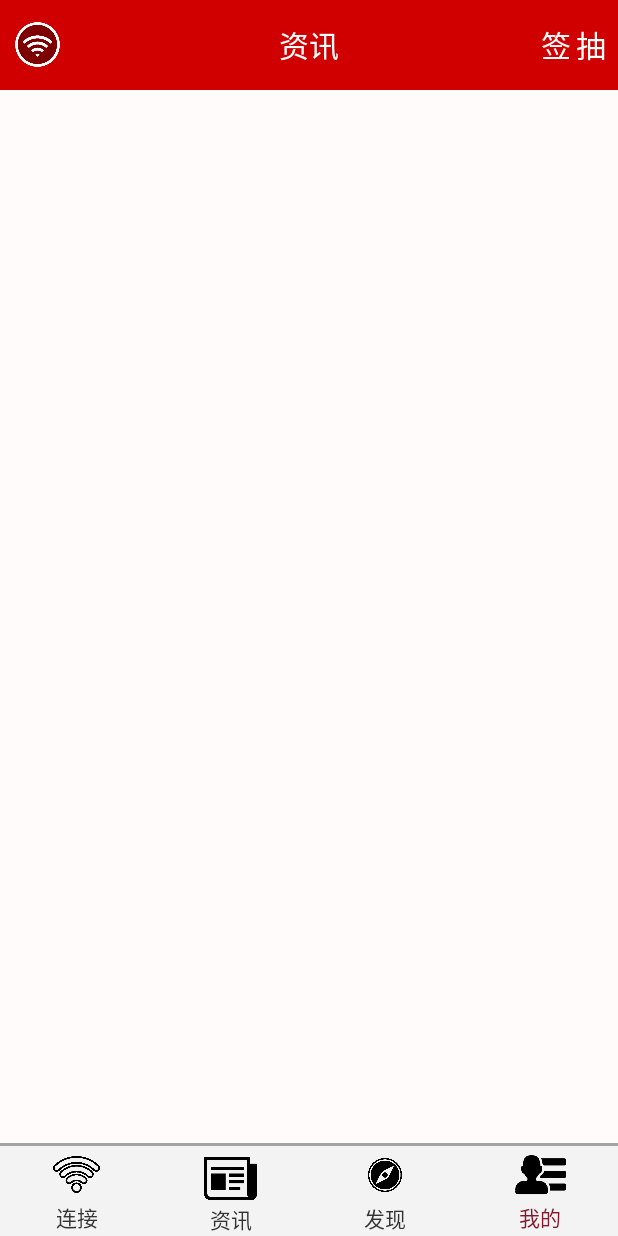
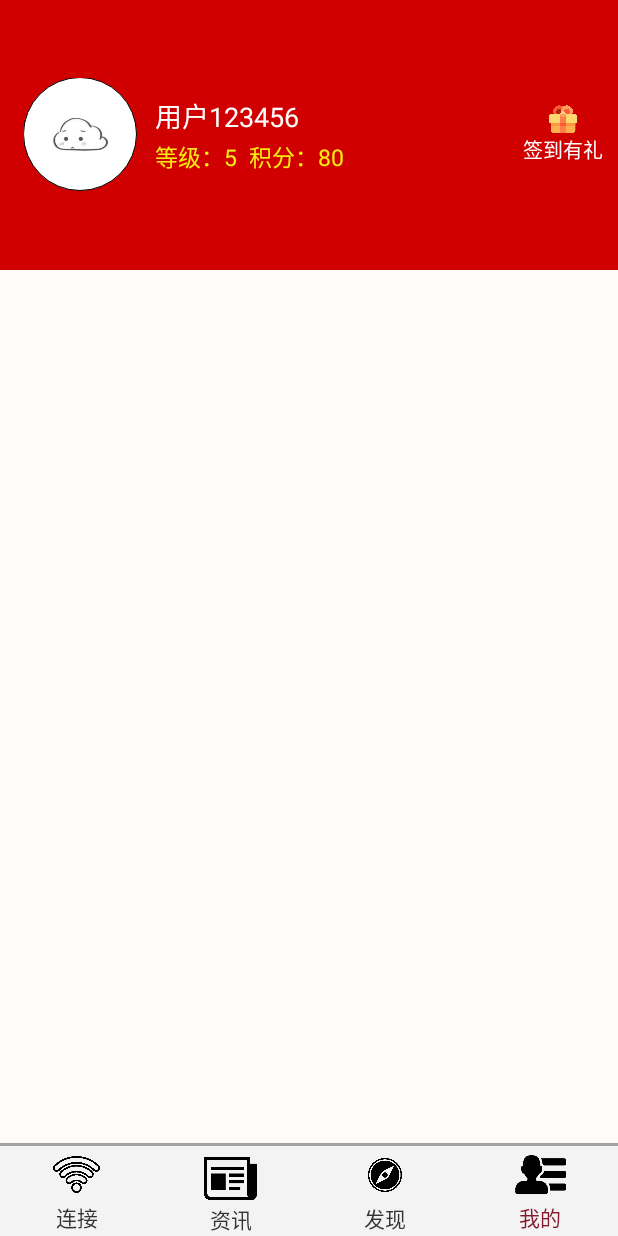
Before and after one commit to dearlhd/GaotieWifi, an Android app: the fragment NewsFragment placed in its activity, after a tap on "我的", on a phone screen of 412 x 824 dp. Run offline under Robolectric (Android 15) with nearby library versions, the phone set to English and light mode, and no system bars; our stand-ins replace CircleImageView; 3 other taps on this screen came first.

Commit message:
添加个人设置fragment

```diff
--- a/app/build.gradle
+++ b/app/build.gradle
@@ -2,7 +2,7 @@ apply plugin: 'com.android.application'
 
 android {
     compileSdkVersion 24
-    buildToolsVersion "25.0.2"
+    buildToolsVersion '26.0.2'
 
     defaultConfig {
         applicationId "com.dearlhd.crhwifi"
--- a/app/src/main/java/com/dearlhd/crhwifi/UI/activity/HomePageActivity.java
+++ b/app/src/main/java/com/dearlhd/crhwifi/UI/activity/HomePageActivity.java
@@ -15,6 +15,7 @@ import android.widget.Toast;
 
 import com.dearlhd.crhwifi.R;
 import com.dearlhd.crhwifi.UI.fragment.ConnectFragment;
+import com.dearlhd.crhwifi.UI.fragment.MyselfFragment;
 import com.dearlhd.crhwifi.UI.fragment.NewsFragment;
 
 /**
@@ -24,6 +25,7 @@ public class HomePageActivity extends FragmentActivity {
 
     private ConnectFragment mConnectFragment;
     private NewsFragment mNewsFragment;
+    private MyselfFragment mMyselfFragment;
 
     private LinearLayout mLlTab0;
     private LinearLayout mLlTab1;
@@ -145,6 +147,12 @@ public class HomePageActivity extends FragmentActivity {
             case 2:
                 break;
             case 3:
+                if (mMyselfFragment == null) {
+                    mMyselfFragment = new MyselfFragment();
+                    fragmentTransaction.add(R.id.fl_content, mMyselfFragment);
+                } else {
+                    fragmentTransaction.show(mMyselfFragment);
+                }
                 break;
         }
 
@@ -160,6 +168,9 @@ public class HomePageActivity extends FragmentActivity {
             fragmentTransaction.hide(mNewsFragment);
         }
 
+        if (mMyselfFragment != null) {
+            fragmentTransaction.hide(mMyselfFragment);
+        }
     }
 
     private void initTab () {
--- /dev/null
+++ b/app/src/main/java/com/dearlhd/crhwifi/UI/fragment/MyselfFragment.java
@@ -0,0 +1,37 @@
+package com.dearlhd.crhwifi.UI.fragment;
+
+import android.os.Bundle;
+import android.support.v4.app.Fragment;
+import android.view.LayoutInflater;
+import android.view.View;
+import android.view.ViewGroup;
+
+import com.dearlhd.crhwifi.R;
+
+/**
+ * Created by dearlhd on 2017/12/13.
+ */
+public class MyselfFragment extends Fragment {
+
+    private View mRoot;
+
+    @Override
+    public View onCreateView(LayoutInflater inflater, ViewGroup container,
+                             Bundle savedInstanceState) {
+        if (mRoot == null) {
+            mRoot = inflater.inflate(R.layout.fragment_myself, container, false);
+            initView();
+        }
+
+        ViewGroup parent = (ViewGroup) mRoot.getParent();
+        if (parent != null) {
+            parent.removeView(mRoot);
+        }
+
+        return mRoot;
+    }
+
+    private void initView () {
+
+    }
+}
--- /dev/null
+++ b/app/src/main/java/com/dearlhd/crhwifi/UI/view/CircleImageView.java
@@ -0,0 +1,240 @@
+package com.dearlhd.crhwifi.UI.view;
+
+/**
+ * Created by dearlhd on 2017/12/15.
+ */
+
+import android.content.Context;
+import android.content.res.TypedArray;
+import android.graphics.Bitmap;
+import android.graphics.BitmapShader;
+import android.graphics.Canvas;
+import android.graphics.Color;
+import android.graphics.Matrix;
+import android.graphics.Paint;
+import android.graphics.RectF;
+import android.graphics.Shader;
+import android.graphics.drawable.BitmapDrawable;
+import android.graphics.drawable.ColorDrawable;
+import android.graphics.drawable.Drawable;
+import android.util.AttributeSet;
+import android.widget.ImageView;
+
+import com.dearlhd.crhwifi.R;
+
+public class CircleImageView extends ImageView {
+
+    private static final ScaleType SCALE_TYPE = ScaleType.CENTER_CROP;
+
+    private static final Bitmap.Config BITMAP_CONFIG = Bitmap.Config.ARGB_8888;
+    private static final int COLORDRAWABLE_DIMENSION = 1;
+
+    private static final int DEFAULT_BORDER_WIDTH = 0;
+    private static final int DEFAULT_BORDER_COLOR = Color.BLACK;
+
+    private final RectF mDrawableRect = new RectF();
+    private final RectF mBorderRect = new RectF();
+
+    private final Matrix mShaderMatrix = new Matrix();
+    private final Paint mBitmapPaint = new Paint();
+    private final Paint mBorderPaint = new Paint();
+
+    private int mBorderColor = DEFAULT_BORDER_COLOR;
+    private int mBorderWidth = DEFAULT_BORDER_WIDTH;
+
+    private Bitmap mBitmap;
+    private BitmapShader mBitmapShader;
+    private int mBitmapWidth;
+    private int mBitmapHeight;
+
+    private float mDrawableRadius;
+    private float mBorderRadius;
+
+    private boolean mReady;
+    private boolean mSetupPending;
+
+    public CircleImageView(Context context) {
+        super(context);
+    }
+
+    public CircleImageView(Context context, AttributeSet attrs) {
+        this(context, attrs, 0);
+    }
+
+    public CircleImageView(Context context, AttributeSet attrs, int defStyle) {
+        super(context, attrs, defStyle);
+        super.setScaleType(SCALE_TYPE);
+
+        TypedArray a = context.obtainStyledAttributes(attrs, R.styleable.CircleImageView, defStyle, 0);
+
+        mBorderWidth = a.getDimensionPixelSize(R.styleable.CircleImageView_border_width, DEFAULT_BORDER_WIDTH);
+        mBorderColor = a.getColor(R.styleable.CircleImageView_border_color, DEFAULT_BORDER_COLOR);
+
+        a.recycle();
+
+        mReady = true;
+
+        if (mSetupPending) {
+            setup();
+            mSetupPending = false;
+        }
+    }
+
+    @Override
+    public ScaleType getScaleType() {
+        return SCALE_TYPE;
+    }
+
+    @Override
+    public void setScaleType(ScaleType scaleType) {
+        if (scaleType != SCALE_TYPE) {
+            throw new IllegalArgumentException(String.format("ScaleType %s not supported.", scaleType));
+        }
+    }
+
+    @Override
+    protected void onDraw(Canvas canvas) {
+        if (getDrawable() == null) {
+            return;
+        }
+
+        canvas.drawCircle(getWidth() / 2, getHeight() / 2, mDrawableRadius, mBitmapPaint);
+        canvas.drawCircle(getWidth() / 2, getHeight() / 2, mBorderRadius, mBorderPaint);
+    }
+
+    @Override
+    protected void onSizeChanged(int w, int h, int oldw, int oldh) {
+        super.onSizeChanged(w, h, oldw, oldh);
+        setup();
+    }
+
+    public int getBorderColor() {
+        return mBorderColor;
+    }
+
+    public void setBorderColor(int borderColor) {
+        if (borderColor == mBorderColor) {
+            return;
+        }
+
+        mBorderColor = borderColor;
+        mBorderPaint.setColor(mBorderColor);
+        invalidate();
+    }
+
+    public int getBorderWidth() {
+        return mBorderWidth;
+    }
+
+    public void setBorderWidth(int borderWidth) {
+        if (borderWidth == mBorderWidth) {
+            return;
+        }
+
+        mBorderWidth = borderWidth;
+        setup();
+    }
+
+    @Override
+    public void setImageBitmap(Bitmap bm) {
+        super.setImageBitmap(bm);
+        mBitmap = bm;
+        setup();
+    }
+
+    @Override
+    public void setImageDrawable(Drawable drawable) {
+        super.setImageDrawable(drawable);
+        mBitmap = getBitmapFromDrawable(drawable);
+        setup();
+    }
+
+    @Override
+    public void setImageResource(int resId) {
+        super.setImageResource(resId);
+        mBitmap = getBitmapFromDrawable(getDrawable());
+        setup();
+    }
+
+    private Bitmap getBitmapFromDrawable(Drawable drawable) {
+        if (drawable == null) {
+            return null;
+        }
+
+        if (drawable instanceof BitmapDrawable) {
+            return ((BitmapDrawable) drawable).getBitmap();
+        }
+
+        try {
+            Bitmap bitmap;
+
+            if (drawable instanceof ColorDrawable) {
+                bitmap = Bitmap.createBitmap(COLORDRAWABLE_DIMENSION, COLORDRAWABLE_DIMENSION, BITMAP_CONFIG);
+            } else {
+                bitmap = Bitmap.createBitmap(drawable.getIntrinsicWidth(), drawable.getIntrinsicHeight(), BITMAP_CONFIG);
+            }
+
+            Canvas canvas = new Canvas(bitmap);
+            drawable.setBounds(0, 0, canvas.getWidth(), canvas.getHeight());
+            drawable.draw(canvas);
+            return bitmap;
+        } catch (OutOfMemoryError e) {
+            return null;
+        }
+    }
+
+    private void setup() {
+        if (!mReady) {
+            mSetupPending = true;
+            return;
+        }
+
+        if (mBitmap == null) {
+            return;
+        }
+
+        mBitmapShader = new BitmapShader(mBitmap, Shader.TileMode.CLAMP, Shader.TileMode.CLAMP);
+
+        mBitmapPaint.setAntiAlias(true);
+        mBitmapPaint.setShader(mBitmapShader);
+
+        mBorderPaint.setStyle(Paint.Style.STROKE);
+        mBorderPaint.setAntiAlias(true);
+        mBorderPaint.setColor(mBorderColor);
+        mBorderPaint.setStrokeWidth(mBorderWidth);
+
+        mBitmapHeight = mBitmap.getHeight();
+        mBitmapWidth = mBitmap.getWidth();
+
+        mBorderRect.set(0, 0, getWidth(), getHeight());
+        mBorderRadius = Math.min((mBorderRect.height() - mBorderWidth) / 2, (mBorderRect.width() - mBorderWidth) / 2);
+
+        mDrawableRect.set(mBorderWidth, mBorderWidth, mBorderRect.width() - mBorderWidth, mBorderRect.height() - mBorderWidth);
+        mDrawableRadius = Math.min(mDrawableRect.height() / 2, mDrawableRect.width() / 2);
+
+        updateShaderMatrix();
+        invalidate();
+    }
+
+    private void updateShaderMatrix() {
+        float scale;
+        float dx = 0;
+        float dy = 0;
+
+        mShaderMatrix.set(null);
+
+        if (mBitmapWidth * mDrawableRect.height() > mDrawableRect.width() * mBitmapHeight) {
+            scale = mDrawableRect.height() / (float) mBitmapHeight;
+            dx = (mDrawableRect.width() - mBitmapWidth * scale) * 0.5f;
+        } else {
+            scale = mDrawableRect.width() / (float) mBitmapWidth;
+            dy = (mDrawableRect.height() - mBitmapHeight * scale) * 0.5f;
+        }
+
+        mShaderMatrix.setScale(scale, scale);
+        mShaderMatrix.postTranslate((int) (dx + 0.5f) + mBorderWidth, (int) (dy + 0.5f) + mBorderWidth);
+
+        mBitmapShader.setLocalMatrix(mShaderMatrix);
+    }
+
+}
--- /dev/null
+++ b/app/src/main/res/layout/fragment_myself.xml
@@ -0,0 +1,77 @@
+<?xml version="1.0" encoding="utf-8"?>
+<LinearLayout xmlns:android="http://schemas.android.com/apk/res/android"
+    xmlns:app="http://schemas.android.com/apk/res-auto"
+    android:layout_width="match_parent"
+    android:layout_height="match_parent"
+    android:background="@color/colorLightGreyBg"
+    android:orientation="vertical">
+
+    <RelativeLayout
+        android:layout_width="match_parent"
+        android:layout_height="180dp"
+        android:background="@color/colorRed">
+
+        <com.dearlhd.crhwifi.UI.view.CircleImageView
+            android:id="@+id/iv_portrait"
+            android:layout_width="75dp"
+            android:layout_height="75dp"
+            android:layout_marginLeft="16dp"
+            android:layout_centerVertical="true"
+            android:src="@drawable/ic_portrait"
+            />
+
+        <LinearLayout
+            android:layout_width="wrap_content"
+            android:layout_height="wrap_content"
+            android:layout_toRightOf="@id/iv_portrait"
+            android:layout_marginLeft="12dp"
+            android:layout_centerVertical="true"
+            android:orientation="vertical"
+            >
+
+            <TextView
+                android:layout_width="wrap_content"
+                android:layout_height="wrap_content"
+                android:text="用户123456"
+                android:textColor="@color/colorWhite"
+                android:textSize="18sp"
+                />
+
+            <TextView
+                android:layout_width="wrap_content"
+                android:layout_height="wrap_content"
+                android:layout_marginTop="2dp"
+                android:text="等级：5  积分：80"
+                android:textSize="15sp"
+                android:textColor="@color/colorYellow"
+                />
+
+        </LinearLayout>
+
+        <LinearLayout
+            android:layout_width="wrap_content"
+            android:layout_height="wrap_content"
+            android:layout_centerVertical="true"
+            android:layout_alignParentRight="true"
+            android:layout_marginRight="10dp"
+            android:orientation="vertical">
+
+            <ImageView
+                android:layout_width="20dp"
+                android:layout_height="20dp"
+                android:layout_gravity="center_horizontal"
+                android:src="@drawable/ic_gift"/>
+
+            <TextView
+                android:layout_width="wrap_content"
+                android:layout_height="wrap_content"
+                android:text="签到有礼"
+                android:textColor="@color/colorWhite"
+                android:textSize="13sp"
+                />
+
+        </LinearLayout>
+
+    </RelativeLayout>
+
+</LinearLayout>
--- /dev/null
+++ b/app/src/main/res/values/attrs.xml
@@ -0,0 +1,7 @@
+<?xml version="1.0" encoding="utf-8"?>
+<resources>
+    <declare-styleable name="CircleImageView">
+        <attr name="border_width" format="dimension" />
+        <attr name="border_color" format="color" />
+    </declare-styleable>
+</resources>
--- a/app/src/main/res/values/colors.xml
+++ b/app/src/main/res/values/colors.xml
@@ -11,6 +11,7 @@
     <color name="colorDarkGreyLine">#a3a3a3</color>
     <color name="colorLightGreyLine">#E7E7E7</color>
     <color name="colorWhite">#FFFFFF</color>
+    <color name="colorYellow">#f7ec11</color>
     <color name="colorLightGreyBg">#fffbfb</color>
     <color name="colorRed">#d10000</color>
     <color name="colorPink">#F6E7EA</color>
```
Also changed, not shown: app/src/main/res/drawable/ic_gift.png (added), app/src/main/res/drawable/ic_portrait.jpeg (added).
